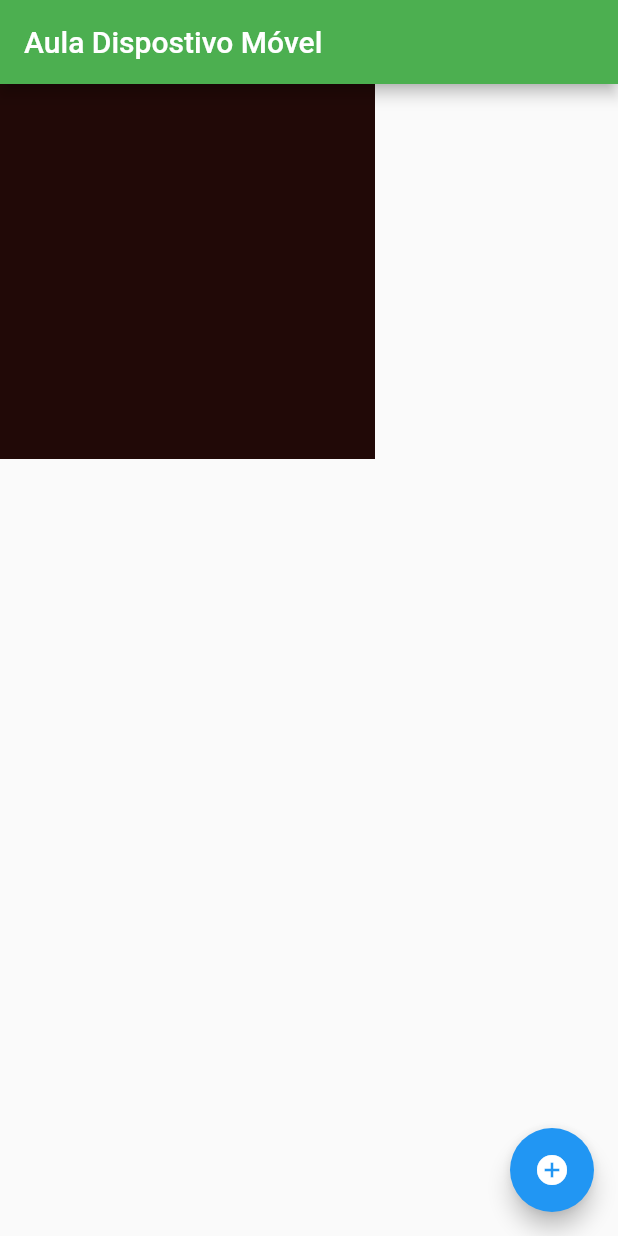
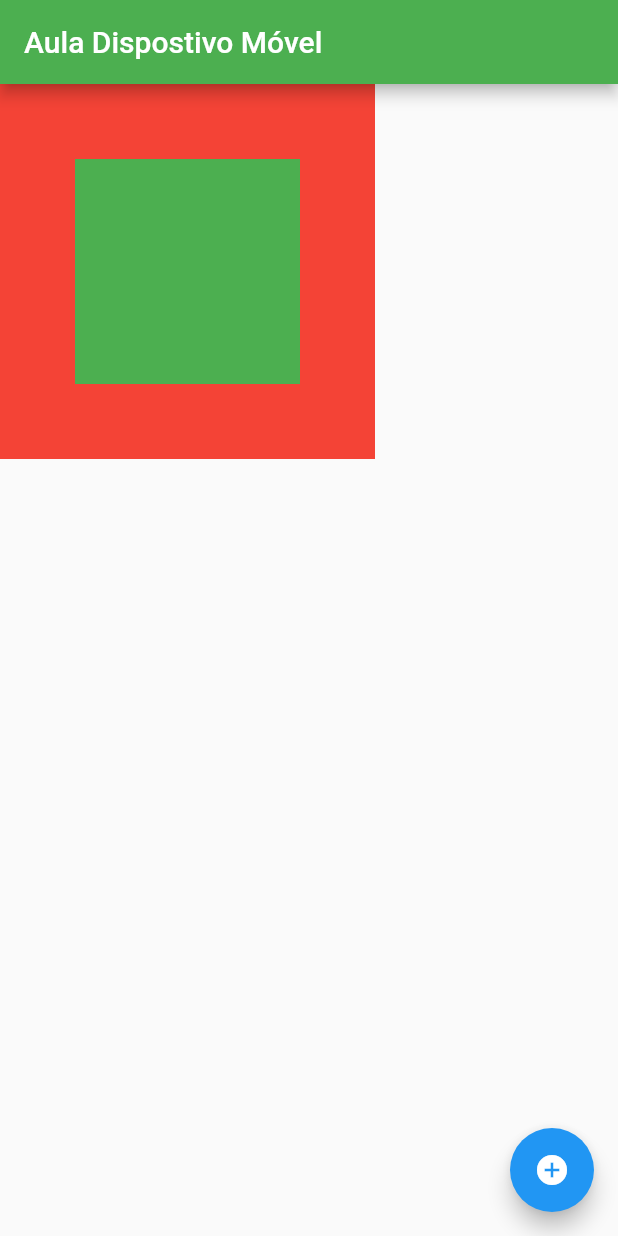
Before and after one commit to claytonferraz/flutter_aula2021_1, a Flutter app: the screen it shows after launch, on a phone screen of 412 x 824 dp. Run offline on Flutter 3.47's test engine with Material 2 defaults, Android fonts, the phone set to English and light mode, and no system bars.

Commit message:
Aula 1.6.3 Align

```diff
--- a/lib/home_page.dart
+++ b/lib/home_page.dart
@@ -18,10 +18,13 @@ class HomePageState extends State<HomePage> {
       width: 250,
       color: Colors.red,
       //testando filho
-      child: Container(
-        height: 250,
-        width: 250,
-        color: Colors.black87,
+      child: Align(
+        alignment: Alignment.center,
+        child: Container(
+          height: 150,
+          width: 150,
+          color: Colors.green,
+        ),
       ),
     );
     return Scaffold(
```
